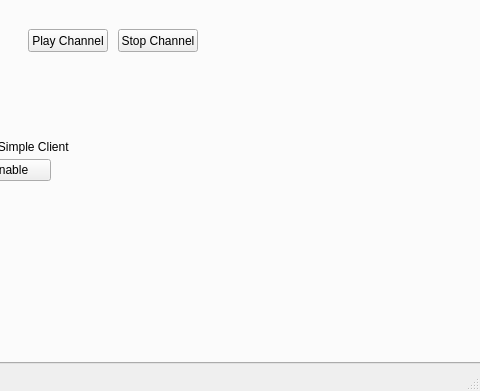
Above: kodigui.ui from definitly486/KodiGui before the change; both pictures show x 104 to 584 and y 97 to 488 of the 584 by 488 pixel window. Below: the same form after it.
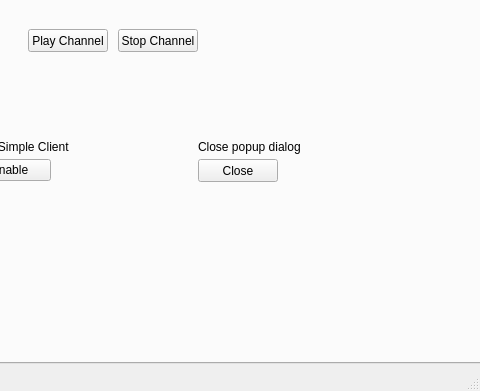
That is the form after the change. Icons and pictures are not drawn.

Commit message: изменено:      kodigui.pro.user 	изменено:      kodigui.ui 	изменено:      mainwindow.cpp 	изменено:      mainwindow.h добавлено close popup dialog button

What changed in the file:
```diff
--- a/kodigui.ui
+++ b/kodigui.ui
@@ -201,6 +201,32 @@
        <string>IPTV Simple Client</string>
       </property>
      </widget>
+     <widget class="QPushButton" name="pushButton_14">
+      <property name="geometry">
+       <rect>
+        <x>310</x>
+        <y>230</y>
+        <width>80</width>
+        <height>23</height>
+       </rect>
+      </property>
+      <property name="text">
+       <string>Close</string>
+      </property>
+     </widget>
+     <widget class="QLabel" name="label_7">
+      <property name="geometry">
+       <rect>
+        <x>310</x>
+        <y>210</y>
+        <width>181</width>
+        <height>16</height>
+       </rect>
+      </property>
+      <property name="text">
+       <string>Close popup dialog</string>
+      </property>
+     </widget>
     </widget>
     <widget class="QWidget" name="power">
      <attribute name="title">
```
Left out of the diff: 5 changed lines with no effect on the pictures. The commit also changes 3 other files.
